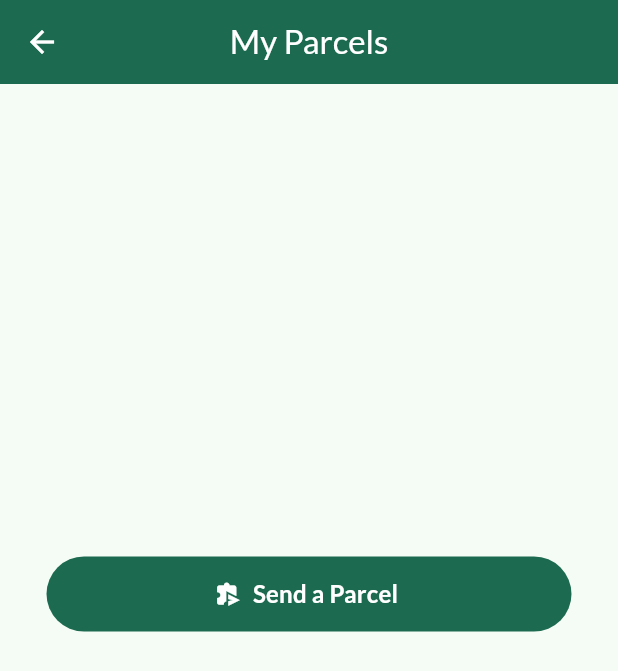
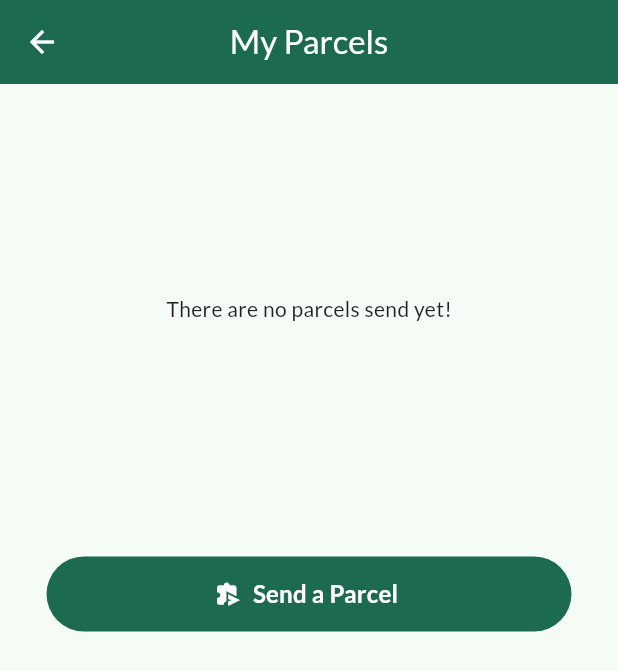
Before and after one commit to YasithCB/hpd-instant-courier, a Flutter app: the MyParcelsScreen screen opened directly, on a phone screen of 412 x 824 dp. Shown: the top 671 px of the screen. Run offline on Flutter 3.47's test engine with Material 2 defaults, Android fonts, the phone set to English and light mode, and no system bars; our stand-ins replace cloud_firestore, firebase_auth, firebase_core, firebase_storage, flutter_bloc, flutter_dotenv and 4 more; accounts and stored records are empty.

Commit message:
my parcels screen functional done

```diff
--- a/lib/presentation/screens/my_parcels_screen.dart
+++ b/lib/presentation/screens/my_parcels_screen.dart
@@ -40,10 +40,12 @@ class _MyParcelsScreenState extends State<MyParcelsScreen> {
       stream: _deliveryBloc.deliveryStream,
       builder: (context, snapshot) {
         if (snapshot.connectionState == ConnectionState.waiting) {
-          return const CircularProgressIndicator();
+          return const Center(child: CircularProgressIndicator());
         } else if (snapshot.hasError) {
           return Text('Error fetching data: ${snapshot.error}');
-        } else {
+        } else if(snapshot.data!.isEmpty) {
+          return const Center(child: Text('There are no parcels send yet!'));
+        }else {
           List<Map<String, dynamic>> dataList = snapshot.data!;
 
           // Use dataList to display your data, e.g., ListView.builder
@@ -90,17 +92,17 @@ class _MyParcelsScreenState extends State<MyParcelsScreen> {
               style: ButtonStyle(
                 backgroundColor: primaryColorStateProperty,
               ),
-                onPressed: () {
-
-                },
+              onPressed: () {},
               icon: const Icon(
                 Icons.send_time_extension,
                 color: Colors.white,
               ),
               label: Text(
                 'Send a Parcel',
-                  style: Theme.of(context).textTheme.titleMedium!.copyWith(
-                      color: Colors.white, fontWeight: FontWeight.bold),
+                style: Theme.of(context)
+                    .textTheme
+                    .titleMedium!
+                    .copyWith(color: Colors.white, fontWeight: FontWeight.bold),
               ),
             ),
           ),
--- a/lib/presentation/screens/send_parcel_screen.dart
+++ b/lib/presentation/screens/send_parcel_screen.dart
@@ -1,7 +1,6 @@
 import 'dart:async';
 
 import 'package:courier_app/presentation/screens/confirm_pickup_screen.dart';
-import 'package:firebase_auth/firebase_auth.dart';
 import 'package:flutter/foundation.dart';
 import 'package:flutter/material.dart';
 import 'package:google_maps_flutter/google_maps_flutter.dart';
```
Lines whose indentation alone changed are shown as unchanged.
